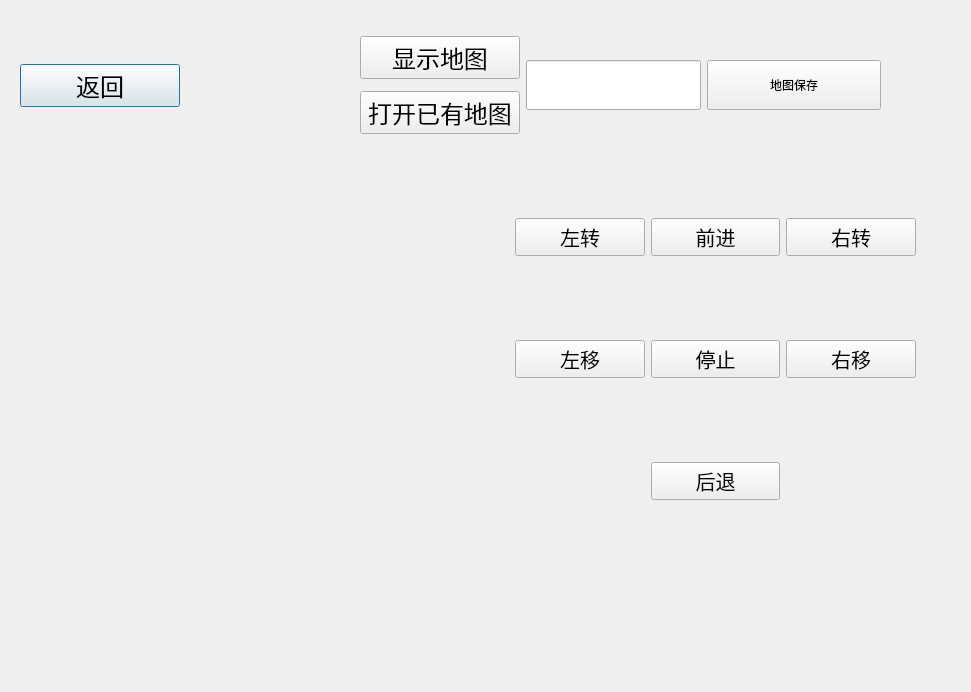
sebuaa2020/Team208, file robot2077/src/robot2077_ui/ui/buildmap_dialog.ui: the form before one commit.
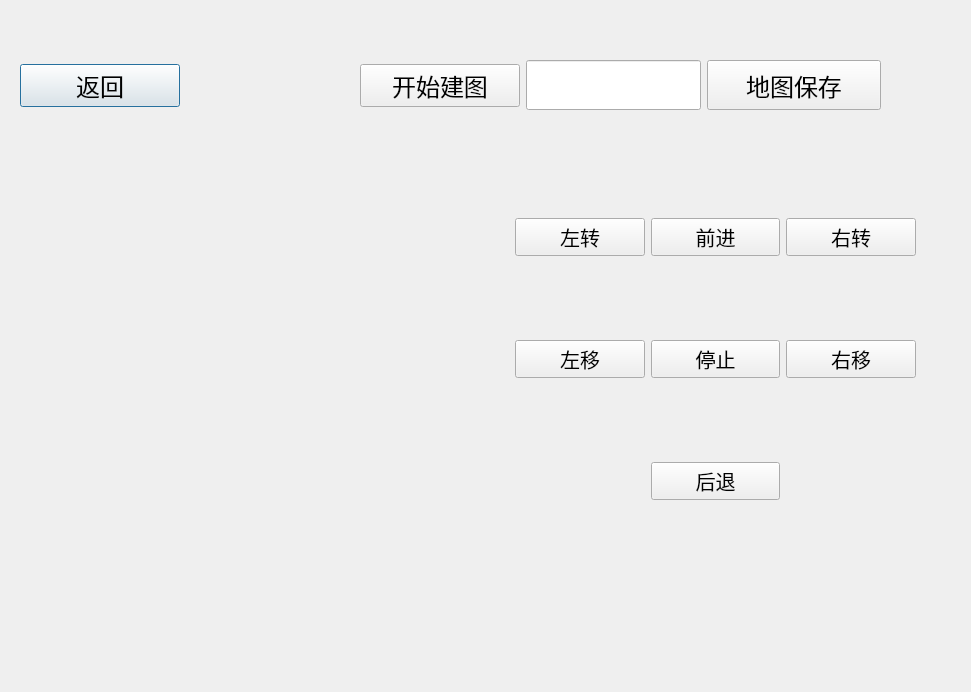
The form after the commit.

```diff
--- a/robot2077/src/robot2077_ui/ui/buildmap_dialog.ui
+++ b/robot2077/src/robot2077_ui/ui/buildmap_dialog.ui
@@ -70,19 +70,7 @@
          </font>
         </property>
         <property name="text">
-         <string>显示地图</string>
-        </property>
-       </widget>
-      </item>
-      <item>
-       <widget class="QPushButton" name="openmap_btn">
-        <property name="font">
-         <font>
-          <pointsize>18</pointsize>
-         </font>
-        </property>
-        <property name="text">
-         <string>打开已有地图</string>
+         <string>开始建图</string>
         </property>
        </widget>
       </item>
@@ -115,6 +103,11 @@
         <height>50</height>
        </size>
       </property>
+      <property name="font">
+       <font>
+        <pointsize>18</pointsize>
+       </font>
+      </property>
       <property name="text">
        <string>地图保存</string>
       </property>
```
